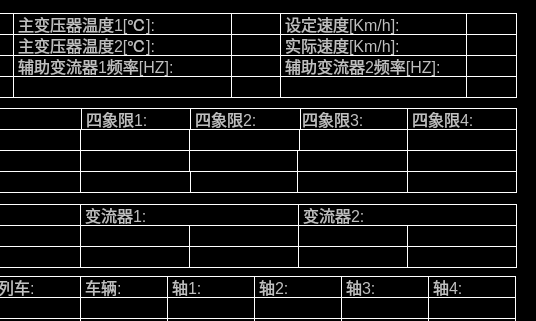
First picture: the form in devicedata_trainoutline.ui, repository mayue-crrc/Loco8, before the edit; both pictures show x 264 to 800 and y 0 to 321 of the 800 by 445 pixel window.
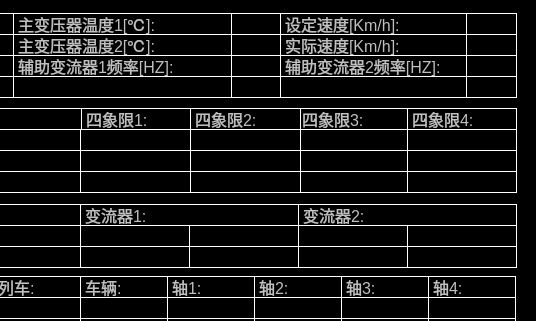
Second picture: the form after the edit. Icons and pictures are not drawn.

The edit to the form file:
```diff
--- a/devicedata_trainoutline.ui
+++ b/devicedata_trainoutline.ui
@@ -217,9 +217,9 @@
   <widget class="QLabel" name="LBL7_2">
    <property name="geometry">
     <rect>
-     <x>453</x>
+     <x>454</x>
      <y>171</y>
-     <width>109</width>
+     <width>111</width>
      <height>22</height>
     </rect>
    </property>
@@ -398,7 +398,7 @@
   <widget class="QLabel" name="LBL5_3">
    <property name="geometry">
     <rect>
-     <x>561</x>
+     <x>564</x>
      <y>129</y>
      <width>111</width>
      <height>22</height>
@@ -982,7 +982,7 @@
   <widget class="QLabel" name="LBL6_2">
    <property name="geometry">
     <rect>
-     <x>453</x>
+     <x>454</x>
      <y>150</y>
      <width>111</width>
      <height>22</height>
@@ -1301,7 +1301,7 @@
   <widget class="QLabel" name="LBL6_3">
    <property name="geometry">
     <rect>
-     <x>561</x>
+     <x>564</x>
      <y>150</y>
      <width>111</width>
      <height>22</height>
@@ -1411,7 +1411,7 @@
   <widget class="QLabel" name="LBL7_3">
    <property name="geometry">
     <rect>
-     <x>561</x>
+     <x>564</x>
      <y>171</y>
      <width>111</width>
      <height>22</height>
@@ -1432,7 +1432,7 @@
   <widget class="QLabel" name="LBL5_2">
    <property name="geometry">
     <rect>
-     <x>453</x>
+     <x>454</x>
      <y>129</y>
      <width>111</width>
      <height>22</height>
@@ -1613,7 +1613,7 @@
     <rect>
      <x>344</x>
      <y>150</y>
-     <width>110</width>
+     <width>111</width>
      <height>22</height>
     </rect>
    </property>
@@ -1725,7 +1725,6 @@
   <zorder>LBL10_4</zorder>
   <zorder>label_22</zorder>
   <zorder>label_54</zorder>
-  <zorder>LBL6_4</zorder>
   <zorder>LBL12_6</zorder>
   <zorder>LBL3_2</zorder>
   <zorder>LBL5_3</zorder>
@@ -1762,7 +1761,6 @@
   <zorder>label</zorder>
   <zorder>LBL10_2</zorder>
   <zorder>LBL6_2</zorder>
-  <zorder>LBL7_4</zorder>
   <zorder>LBL10_3</zorder>
   <zorder>label_49</zorder>
   <zorder>label_71</zorder>
@@ -1798,6 +1796,8 @@
   <zorder>label_63</zorder>
   <zorder>LBLCode4</zorder>
   <zorder>LBL6_1</zorder>
+  <zorder>LBL6_4</zorder>
+  <zorder>LBL7_4</zorder>
  </widget>
  <resources/>
  <connections/>
```
